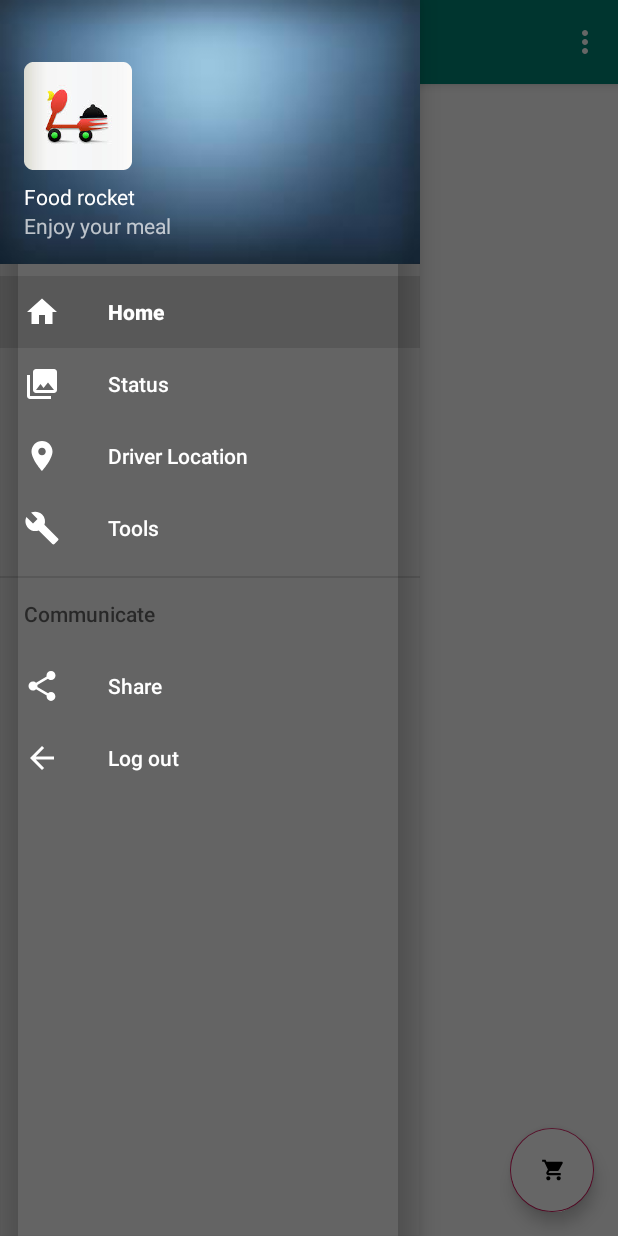
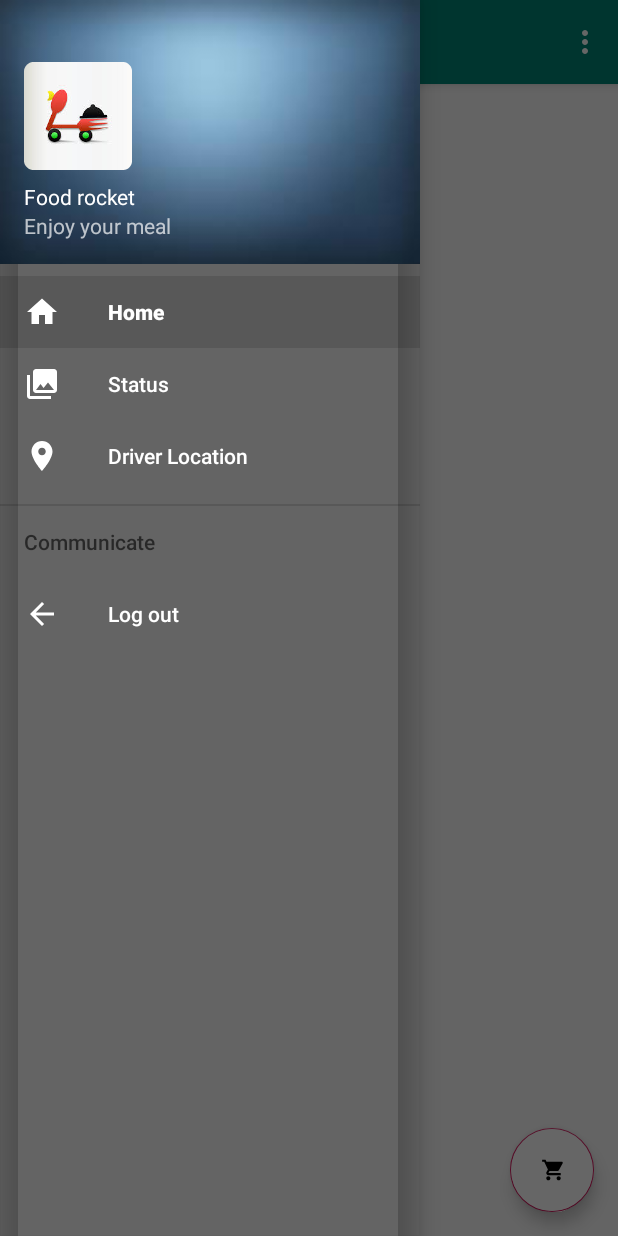
Before and after one commit to Arshadafridi141141/FoodApp_N1, an Android app: the Navigation_drawer screen opened directly, with no data from a screen before it, with the side drawer open, on a phone screen of 412 x 824 dp. Run offline under Robolectric (Android 15) with nearby library versions, the phone set to English and light mode, and no system bars; our stand-ins replace Firebase (no records; nobody signed in at launch, a user with empty details on screens opened directly), navigation-ui; 1 statement that could not run was skipped.

Commit message:
Hide unnecessary icons in Navigation_drawer

```diff
--- a/app/src/main/java/com/example/foodorder/Customer/Cart.java
+++ b/app/src/main/java/com/example/foodorder/Customer/Cart.java
@@ -65,11 +65,10 @@ public class Cart extends AppCompatActivity {
         adapter=new CardAdapter(cart,this);
         recyclerView.setAdapter(adapter);
         int total=0;
+        int size=cart.size();
         for (Order order : cart) {
                total += (Integer.parseInt(order.getPrice())) * (Integer.parseInt(order.getQuantity()));
            }
-
-
 
         Locale locale=new Locale("en","US");
         NumberFormat fmt=NumberFormat.getCurrencyInstance(locale);
--- a/app/src/main/java/com/example/foodorder/Customer/Login.java
+++ b/app/src/main/java/com/example/foodorder/Customer/Login.java
@@ -22,6 +22,9 @@ import com.google.firebase.database.DatabaseError;
 import com.google.firebase.database.DatabaseReference;
 import com.google.firebase.database.FirebaseDatabase;
 import com.google.firebase.database.ValueEventListener;
+
+import java.util.regex.Matcher;
+import java.util.regex.Pattern;
 
 public class Login extends AppCompatActivity {
     EditText number,password;
@@ -84,6 +87,7 @@ public class Login extends AppCompatActivity {
 
     private boolean Validation(String str_number, String str_password) {
         Boolean isvalid=true;
+
         if(TextUtils.isEmpty(str_number)){
             isvalid=false;
             number.setError("Enter number");
--- a/app/src/main/java/com/example/foodorder/Navigation_drawer.java
+++ b/app/src/main/java/com/example/foodorder/Navigation_drawer.java
@@ -57,8 +57,8 @@ public class Navigation_drawer extends AppCompatActivity {
         // Passing each menu ID as a set of Ids because each
         // menu should be considered as top level destinations.
         mAppBarConfiguration = new AppBarConfiguration.Builder(
-                R.id.nav_home, R.id.nav_gallery, R.id.nav_slideshow,
-                R.id.nav_tools, R.id.nav_share, R.id.nav_send)
+                R.id.nav_home, R.id.nav_gallery, R.id.nav_slideshow
+               /* ,R.id.nav_tools, R.id.nav_share*/, R.id.nav_send)
                 .setDrawerLayout(drawer)
                 .build();
         NavController navController = Navigation.findNavController(this, R.id.nav_host_fragment);
--- a/app/src/main/res/menu/activity_navigation_drawer_drawer.xml
+++ b/app/src/main/res/menu/activity_navigation_drawer_drawer.xml
@@ -16,18 +16,18 @@
             android:id="@+id/nav_slideshow"
             android:icon="@drawable/ic_baseline_location_on_24"
             android:title="@string/menu_slideshow" />
-        <item
-            android:id="@+id/nav_tools"
-            android:icon="@drawable/ic_menu_manage"
-            android:title="@string/menu_tools" />
+<!--        <item-->
+<!--            android:id="@+id/nav_tools"-->
+<!--            android:icon="@drawable/ic_menu_manage"-->
+<!--            android:title="@string/menu_tools" />-->
     </group>
 
     <item android:title="Communicate">
         <menu>
-            <item
-                android:id="@+id/nav_share"
-                android:icon="@drawable/ic_menu_share"
-                android:title="@string/menu_share" />
+<!--            <item-->
+<!--                android:id="@+id/nav_share"-->
+<!--                android:icon="@drawable/ic_menu_share"-->
+<!--                android:title="@string/menu_share" />-->
             <item
                 android:id="@+id/nav_send"
                 android:icon="@drawable/ic_baseline_arrow_back_24"
```
Also changed, not shown: app/src/main/java/com/example/foodorder/Customer/User_Signup.java (+11 -0 lines), app/src/main/res/menu/activity_home_drawer.xml (+12 -8 lines), app/src/main/res/navigation/mobile_navigation.xml (+6 -5 lines).
